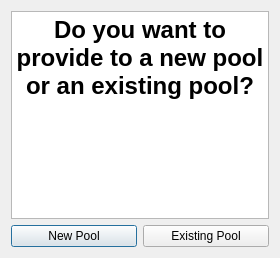
Before: the Qt Designer form ProvideDialog.ui in LiquidityProtocol/AMM-Simulator, drawn with Qt 5.
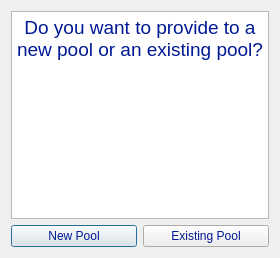
After: the same form once the commit is applied.

Diff of the .ui file:
```diff
--- a/ProvideDialog.ui
+++ b/ProvideDialog.ui
@@ -15,7 +15,8 @@
   </property>
   <property name="styleSheet">
    <string notr="true">gridline-color: rgb(0, 0, 0);
-border-color: rgb(0, 0, 0);</string>
+border-color: rgb(1, 25, 147);
+color: rgb(1, 25, 147);</string>
   </property>
   <layout class="QVBoxLayout" name="verticalLayout">
    <item>
@@ -28,8 +29,8 @@
 &lt;html&gt;&lt;head&gt;&lt;meta name=&quot;qrichtext&quot; content=&quot;1&quot; /&gt;&lt;meta charset=&quot;utf-8&quot; /&gt;&lt;style type=&quot;text/css&quot;&gt;
 p, li { white-space: pre-wrap; }
 hr { height: 1px; border-width: 0; }
-&lt;/style&gt;&lt;/head&gt;&lt;body style=&quot; font-family:'Segoe UI'; font-size:9pt; font-weight:400; font-style:normal;&quot;&gt;
-&lt;p align=&quot;center&quot; style=&quot; margin-top:0px; margin-bottom:0px; margin-left:0px; margin-right:0px; -qt-block-indent:0; text-indent:0px;&quot;&gt;&lt;span style=&quot; font-family:'.AppleSystemUIFont'; font-size:18pt; font-weight:700;&quot;&gt;Do you want to provide to a new pool or an existing pool?&lt;/span&gt;&lt;/p&gt;&lt;/body&gt;&lt;/html&gt;</string>
+&lt;/style&gt;&lt;/head&gt;&lt;body style=&quot; font-family:'.AppleSystemUIFont'; font-size:13pt; font-weight:400; font-style:normal;&quot;&gt;
+&lt;p align=&quot;center&quot; style=&quot; margin-top:0px; margin-bottom:0px; margin-left:0px; margin-right:0px; -qt-block-indent:0; text-indent:0px;&quot;&gt;&lt;span style=&quot; font-size:14pt;&quot;&gt;Do you want to provide to a new pool or an existing pool?&lt;/span&gt;&lt;/p&gt;&lt;/body&gt;&lt;/html&gt;</string>
      </property>
     </widget>
    </item>
```
